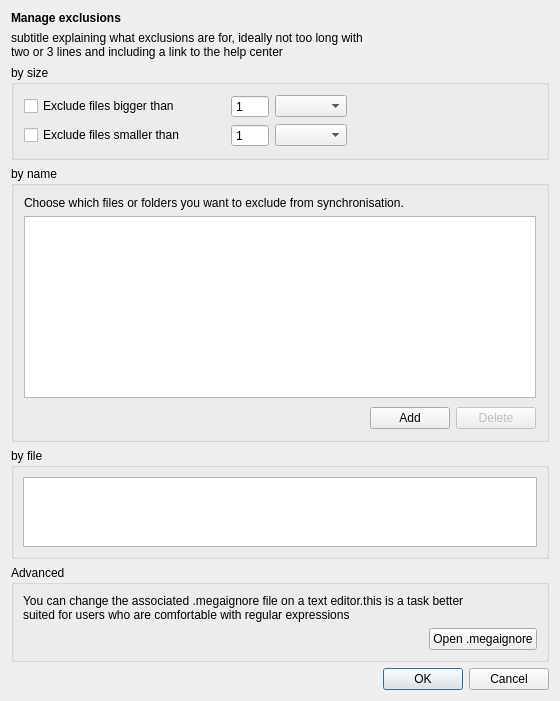
First picture: the form in src/MEGASync/syncs/gui/Twoways/win/IgnoresEditingDialog.ui, repository meganz/MEGAsync, before the edit.
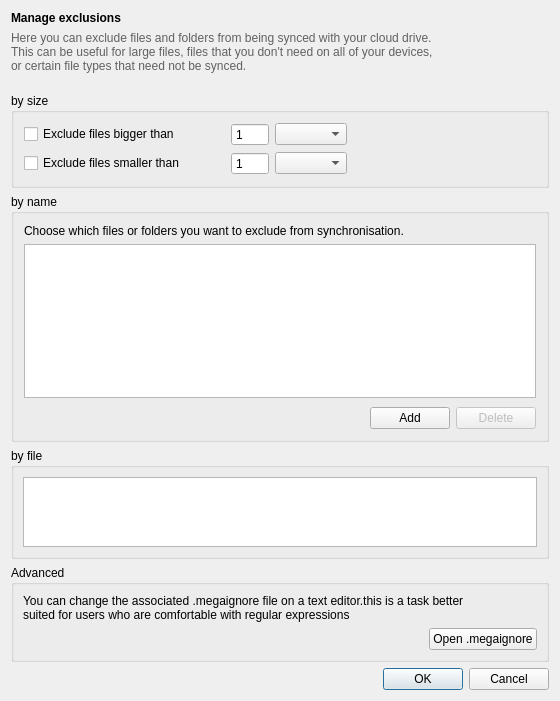
Second picture: the form after the edit.

What changed in the file:
```diff
--- a/src/MEGASync/syncs/gui/Twoways/win/IgnoresEditingDialog.ui
+++ b/src/MEGASync/syncs/gui/Twoways/win/IgnoresEditingDialog.ui
@@ -29,9 +29,15 @@
    </item>
    <item>
     <widget class="QLabel" name="label">
+     <property name="styleSheet">
+      <string notr="true">QLabel
+{color: rgba(48, 50, 51, 0.75) }</string>
+     </property>
      <property name="text">
-      <string>subtitle explaining what exclusions are for, ideally not too long with 
-two or 3 lines and including a link to the help center </string>
+      <string>Here you can exclude files and folders from being synced with your cloud drive.
+This can be useful for large files, files that you don't need on all of your devices,
+or certain file types that need not be synced.
+</string>
      </property>
     </widget>
    </item>
```
Left out of the diff: 1 changed line with no effect on the pictures.
